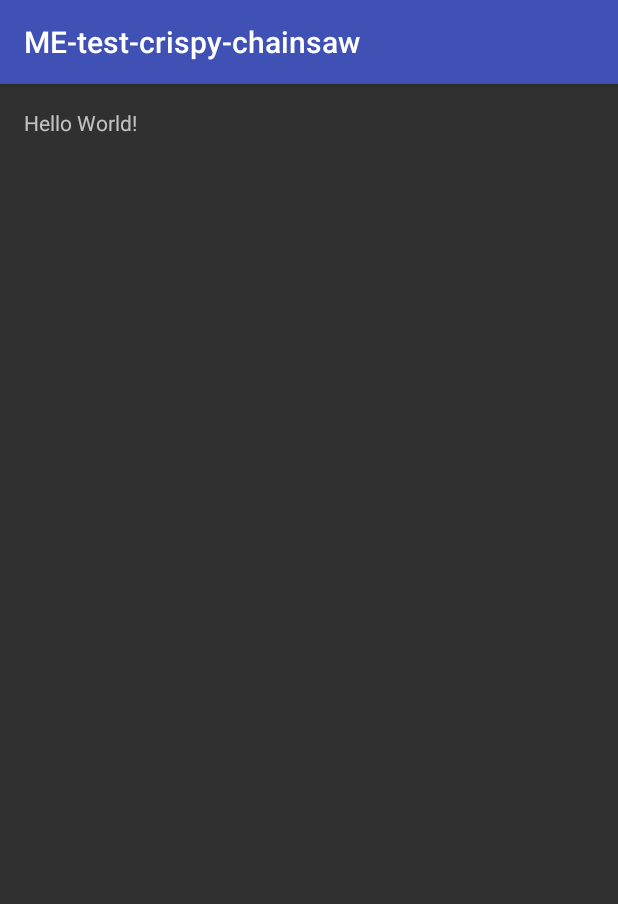
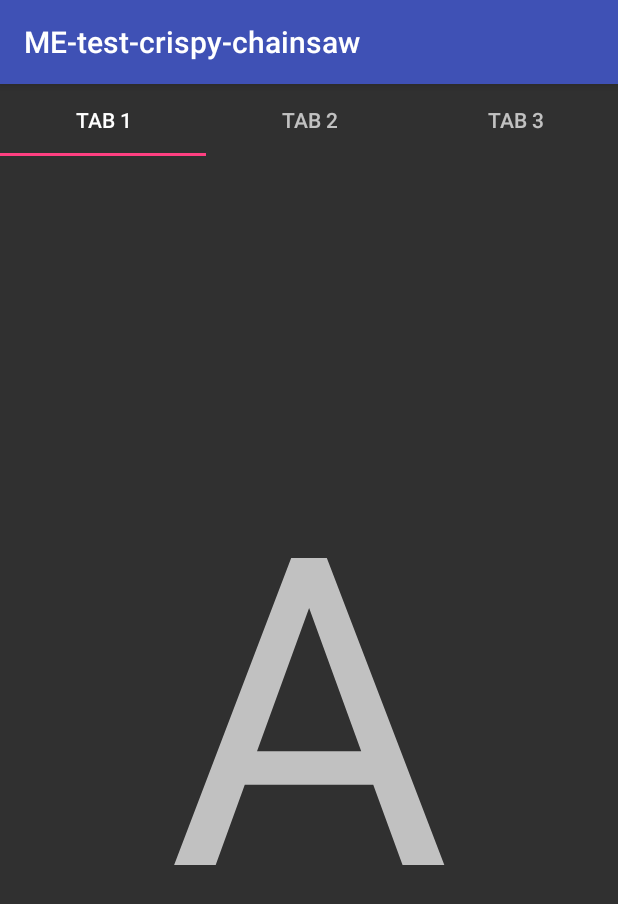
Before and after one commit to annomusa/crispy-chainsaw, an Android app: the screen it shows after launch (MainActivity), on a phone screen of 412 x 824 dp. Shown: the top 904 px of the screen. Run offline under Robolectric (Android 15) with nearby library versions, the phone set to English and light mode, and no system bars.

Commit message:
functional done

```diff
--- a/app/build.gradle
+++ b/app/build.gradle
@@ -25,5 +25,7 @@ dependencies {
         exclude group: 'com.android.support', module: 'support-annotations'
     })
     compile 'com.android.support:appcompat-v7:24.2.0'
+    compile 'com.android.support:design:24.2.0'
+
     testCompile 'junit:junit:4.12'
 }
--- /dev/null
+++ b/app/src/main/java/com/musa/raffi/me_test_crispy_chainsaw/ContentFragment.java
@@ -0,0 +1,32 @@
+package com.musa.raffi.me_test_crispy_chainsaw;
+
+import android.os.Bundle;
+import android.support.v4.app.Fragment;
+import android.view.LayoutInflater;
+import android.view.View;
+import android.view.ViewGroup;
+import android.widget.TextView;
+
+/**
+ * Created by Asus on 9/29/2016.
+ */
+
+public class ContentFragment extends Fragment {
+    @Override
+    public View onCreateView(LayoutInflater inflater, ViewGroup container, Bundle savedInstanceState) {
+        View view = inflater.inflate(R.layout.content_pager, container, false);
+        TextView contentChar = (TextView) view.findViewById(R.id.content_char);
+
+        contentChar.setText(getArguments().getString("content"));
+
+        return view;
+    }
+
+    public static ContentFragment newInstance(String content){
+        ContentFragment contentFragment = new ContentFragment();
+        Bundle args = new Bundle();
+        args.putString("content", content);
+        contentFragment.setArguments(args);
+        return contentFragment;
+    }
+}
--- /dev/null
+++ b/app/src/main/java/com/musa/raffi/me_test_crispy_chainsaw/ContentPagerAdapter.java
@@ -0,0 +1,30 @@
+package com.musa.raffi.me_test_crispy_chainsaw;
+
+import android.support.v4.app.Fragment;
+import android.support.v4.app.FragmentManager;
+import android.support.v4.app.FragmentPagerAdapter;
+
+/**
+ * Created by Asus on 9/29/2016.
+ */
+
+public class ContentPagerAdapter extends FragmentPagerAdapter {
+    String[] mContent;
+    int mNumPages;
+
+    public ContentPagerAdapter(FragmentManager fm, String[] content, int numPages) {
+        super(fm);
+        mContent = content;
+        mNumPages = numPages;
+    }
+
+    @Override
+    public Fragment getItem(int position) {
+        return ContentFragment.newInstance(mContent[position]);
+    }
+
+    @Override
+    public int getCount() {
+        return mNumPages;
+    }
+}
--- a/app/src/main/java/com/musa/raffi/me_test_crispy_chainsaw/MainActivity.java
+++ b/app/src/main/java/com/musa/raffi/me_test_crispy_chainsaw/MainActivity.java
@@ -1,5 +1,8 @@
 package com.musa.raffi.me_test_crispy_chainsaw;
 
+import android.support.design.widget.TabLayout;
+import android.support.v4.app.Fragment;
+import android.support.v4.app.FragmentManager;
 import android.support.v7.app.AppCompatActivity;
 import android.os.Bundle;
 
@@ -9,5 +12,57 @@ public class MainActivity extends AppCompatActivity {
     protected void onCreate(Bundle savedInstanceState) {
         super.onCreate(savedInstanceState);
         setContentView(R.layout.activity_main);
+
+        TabLayout tabLayout = (TabLayout) findViewById(R.id.tab_layout);
+
+        tabLayout.addTab(tabLayout.newTab().setText("Tab 1"));
+        tabLayout.addTab(tabLayout.newTab().setText("Tab 2"));
+        tabLayout.addTab(tabLayout.newTab().setText("Tab 3"));
+
+        switchFragment(0);
+
+        tabLayout.addOnTabSelectedListener(tabListener);
+    }
+
+    TabLayout.OnTabSelectedListener tabListener = new TabLayout.OnTabSelectedListener() {
+        @Override
+        public void onTabSelected(TabLayout.Tab tab) {
+            switchFragment(tab.getPosition());
+        }
+
+        @Override
+        public void onTabUnselected(TabLayout.Tab tab) {
+
+        }
+
+        @Override
+        public void onTabReselected(TabLayout.Tab tab) {
+
+        }
+    };
+
+    private void switchFragment(int position){
+        Fragment fragment = null;
+        String fragmentId = "";
+        Bundle args = new Bundle();
+
+        switch (position){
+            case 0:
+                fragmentId = "First";
+                args.putString("pages", "A B C");
+                break;
+            case 1:
+                fragmentId = "Second";
+                args.putString("pages", "D E");
+                break;
+            case 2:
+                fragmentId = "Third";
+                args.putString("pages", "F");
+        }
+        fragment = new ViewPagerFragment();
+        fragment.setArguments(args);
+
+        FragmentManager fm = getSupportFragmentManager();
+        fm.beginTransaction().replace(R.id.fragment_container, fragment, fragmentId).commit();
     }
 }
--- /dev/null
+++ b/app/src/main/java/com/musa/raffi/me_test_crispy_chainsaw/ViewPagerFragment.java
@@ -0,0 +1,42 @@
+package com.musa.raffi.me_test_crispy_chainsaw;
+
+import android.os.Bundle;
+import android.support.v4.app.Fragment;
+import android.support.v4.view.ViewPager;
+import android.util.Log;
+import android.view.LayoutInflater;
+import android.view.View;
+import android.view.ViewGroup;
+
+import static android.content.ContentValues.TAG;
+
+/**
+ * Created by Asus on 9/29/2016.
+ */
+
+public class ViewPagerFragment extends Fragment {
+    int numPages;
+    String[] content;
+    ContentPagerAdapter adapter;
+
+    @Override
+    public void onCreate(Bundle savedInstanceState) {
+        super.onCreate(savedInstanceState);
+
+        String input = getArguments().getString("pages");
+        Log.d(TAG, "onCreate: " + input);
+        content = input.split(" ");
+        numPages = content.length;
+        adapter = new ContentPagerAdapter(getChildFragmentManager(), content, numPages);
+    }
+
+    @Override
+    public View onCreateView(LayoutInflater inflater, ViewGroup container, Bundle savedInstanceState) {
+        View view = inflater.inflate(R.layout.pager_container, container, false);
+
+        ViewPager viewPager = (ViewPager) view.findViewById(R.id.pager);
+        viewPager.setAdapter(adapter);
+
+        return view;
+    }
+}
--- a/app/src/main/res/layout/activity_main.xml
+++ b/app/src/main/res/layout/activity_main.xml
@@ -1,17 +1,23 @@
 <?xml version="1.0" encoding="utf-8"?>
-<RelativeLayout xmlns:android="http://schemas.android.com/apk/res/android"
+<LinearLayout xmlns:android="http://schemas.android.com/apk/res/android"
     xmlns:tools="http://schemas.android.com/tools"
+    android:orientation="vertical"
     android:id="@+id/activity_main"
     android:layout_width="match_parent"
     android:layout_height="match_parent"
-    android:paddingBottom="@dimen/activity_vertical_margin"
-    android:paddingLeft="@dimen/activity_horizontal_margin"
-    android:paddingRight="@dimen/activity_horizontal_margin"
-    android:paddingTop="@dimen/activity_vertical_margin"
     tools:context="com.musa.raffi.me_test_crispy_chainsaw.MainActivity">
 
-    <TextView
-        android:layout_width="wrap_content"
+    <android.support.design.widget.TabLayout
+        android:id="@+id/tab_layout"
+        android:layout_width="match_parent"
         android:layout_height="wrap_content"
-        android:text="Hello World!" />
-</RelativeLayout>
+        style="@style/Widget.Design.TabLayout" />
+
+    <FrameLayout
+        android:id="@+id/fragment_container"
+        android:layout_width="match_parent"
+        android:layout_height="match_parent">
+    </FrameLayout>
+
+
+</LinearLayout>
--- /dev/null
+++ b/app/src/main/res/layout/content_pager.xml
@@ -0,0 +1,14 @@
+<?xml version="1.0" encoding="utf-8"?>
+<RelativeLayout xmlns:android="http://schemas.android.com/apk/res/android"
+    android:orientation="vertical" android:layout_width="match_parent"
+    android:layout_height="match_parent">
+
+    <TextView
+        android:text="A"
+        android:layout_width="wrap_content"
+        android:layout_height="wrap_content"
+        android:id="@+id/content_char"
+        android:layout_centerVertical="true"
+        android:layout_centerHorizontal="true"
+        android:textSize="288sp" />
+</RelativeLayout>
--- /dev/null
+++ b/app/src/main/res/layout/pager_container.xml
@@ -0,0 +1,12 @@
+<?xml version="1.0" encoding="utf-8"?>
+<LinearLayout xmlns:android="http://schemas.android.com/apk/res/android"
+    android:orientation="vertical" android:layout_width="match_parent"
+    android:layout_height="match_parent">
+
+    <android.support.v4.view.ViewPager
+        android:id="@+id/pager"
+        android:layout_width="match_parent"
+        android:layout_height="0px"
+        android:layout_weight="1"/>
+
+</LinearLayout>
```
Also changed, not shown: 2 other files.
